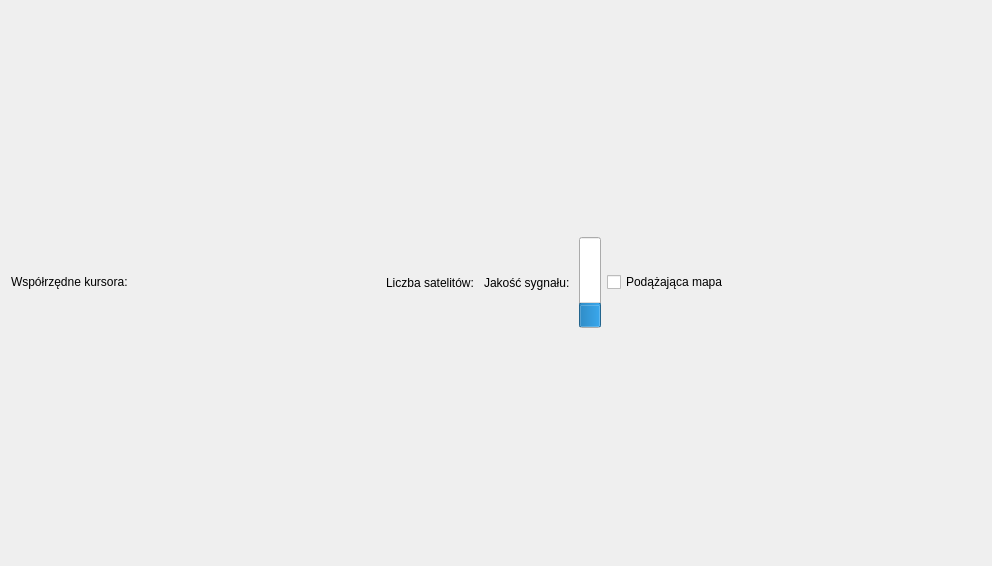
Above: mapwindow.ui from EddieTheHead/ERTCudQt before the change. Below: the same form after it.
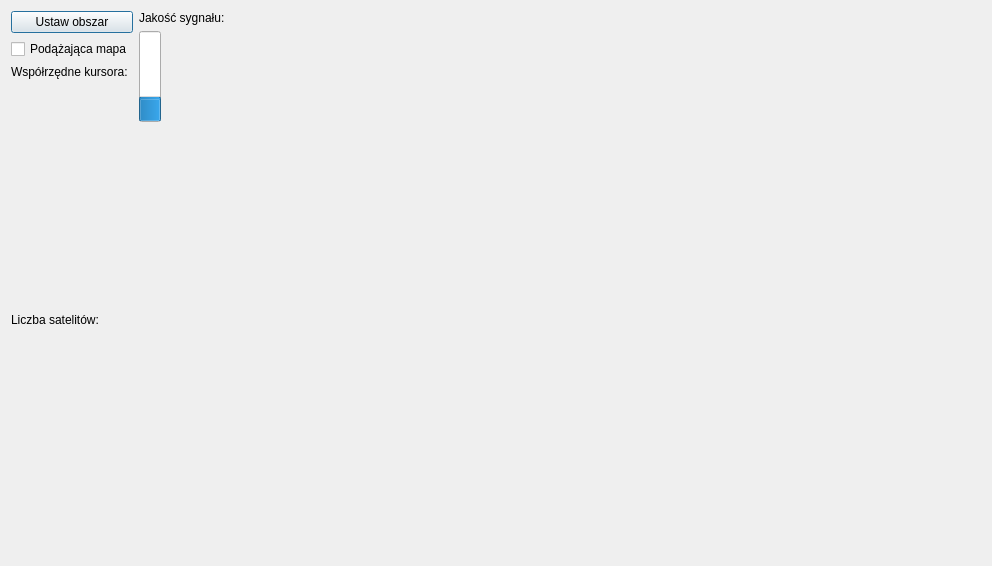
That is the form after the change.

Diff of the .ui file:
```diff
--- a/mapwindow.ui
+++ b/mapwindow.ui
@@ -15,7 +15,23 @@
   </property>
   <layout class="QVBoxLayout" name="verticalLayout">
    <item>
-    <layout class="QHBoxLayout" name="horizontalLayout_2">
+    <layout class="QHBoxLayout" name="horizontalLayout">
+     <item>
+      <layout class="QVBoxLayout" name="verticalLayout_2">
+       <item>
+        <widget class="QPushButton" name="pushButton_Area">
+         <property name="text">
+          <string>Ustaw obszar</string>
+         </property>
+        </widget>
+       </item>
+       <item>
+        <widget class="QCheckBox" name="checkBox_follow">
+         <property name="text">
+          <string>Podążająca mapa</string>
+         </property>
+        </widget>
+       </item>
      <item>
       <widget class="QLabel" name="label_coords">
        <property name="sizePolicy">
@@ -29,19 +45,6 @@
        </property>
       </widget>
      </item>
-     <item>
-      <spacer name="horizontalSpacer_2">
-       <property name="orientation">
-        <enum>Qt::Horizontal</enum>
-       </property>
-       <property name="sizeHint" stdset="0">
-        <size>
-         <width>40</width>
-         <height>20</height>
-        </size>
-       </property>
-      </spacer>
-     </item>
      <item>
       <widget class="QLabel" name="label_numberOfSattelites">
        <property name="text">
@@ -49,6 +52,10 @@
        </property>
       </widget>
      </item>
+      </layout>
+     </item>
+     <item>
+      <layout class="QVBoxLayout" name="verticalLayout_signal">
      <item>
       <widget class="QLabel" name="label_SignalQuality">
        <property name="text">
@@ -73,11 +80,19 @@
       </widget>
      </item>
      <item>
-      <widget class="QCheckBox" name="checkBox_follow">
-       <property name="text">
-        <string>Podążająca mapa</string>
-       </property>
-      </widget>
+        <spacer name="verticalSpacer">
+         <property name="orientation">
+          <enum>Qt::Vertical</enum>
+         </property>
+         <property name="sizeHint" stdset="0">
+          <size>
+           <width>20</width>
+           <height>40</height>
+          </size>
+         </property>
+        </spacer>
+       </item>
+      </layout>
      </item>
      <item>
       <spacer name="horizontalSpacer">
```
Left out of the diff: 3 changed lines with no effect on the pictures. Lines whose indentation alone changed are shown as unchanged.
